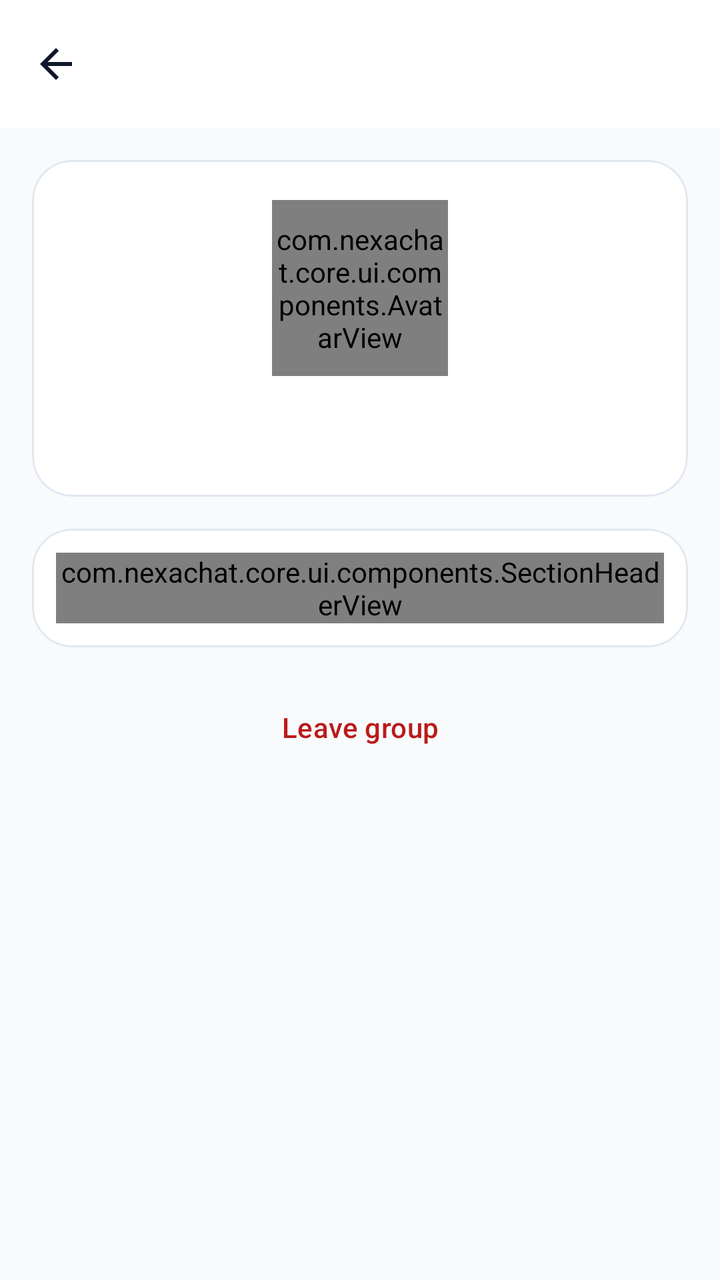
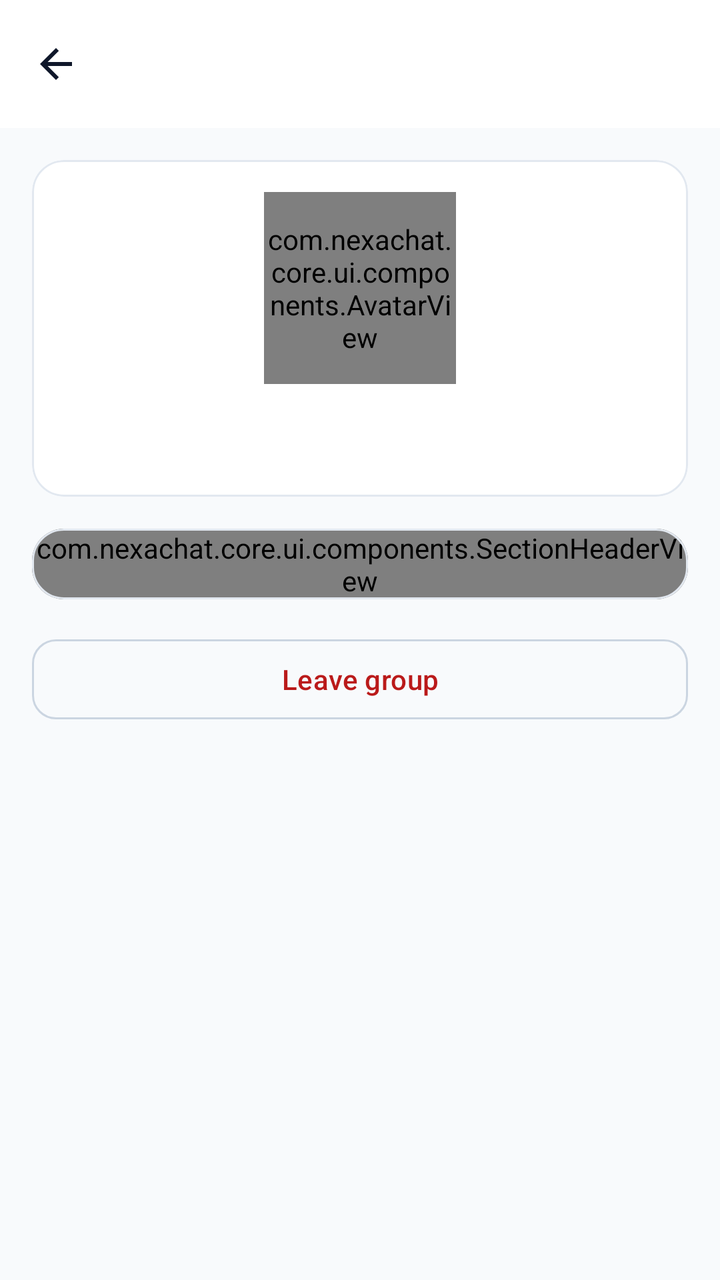

Compare the two renders of this Android layout. The source of the first and the diff that turns it into the second are given below.
<!-- AndroidManifest.xml: application theme Theme.NexaChat -->
<!-- res/layout/fragment_group_detail.xml -->
<?xml version="1.0" encoding="utf-8"?>
<androidx.coordinatorlayout.widget.CoordinatorLayout xmlns:android="http://schemas.android.com/apk/res/android"
    xmlns:app="http://schemas.android.com/apk/res-auto"
    xmlns:tools="http://schemas.android.com/tools"
    android:layout_width="match_parent"
    android:layout_height="match_parent"
    android:background="?android:attr/colorBackground">

    <com.google.android.material.appbar.AppBarLayout
        android:id="@+id/appBar"
        android:layout_width="match_parent"
        android:layout_height="wrap_content">

        <com.google.android.material.appbar.MaterialToolbar
            android:id="@+id/toolbar"
            android:layout_width="match_parent"
            android:layout_height="?attr/actionBarSize"
            android:background="?attr/colorSurface"
            app:navigationIcon="@drawable/ic_arrow_back"
            app:navigationContentDescription="@string/cd_back" />
    </com.google.android.material.appbar.AppBarLayout>

    <androidx.core.widget.NestedScrollView
        android:layout_width="match_parent"
        android:layout_height="match_parent"
        app:layout_behavior="@string/appbar_scrolling_view_behavior">

        <LinearLayout
            android:id="@+id/detailColumn"
            android:layout_width="match_parent"
            android:layout_height="wrap_content"
            android:gravity="center_horizontal"
            android:orientation="vertical"
            android:padding="@dimen/space_md">

            <com.google.android.material.card.MaterialCardView
                android:layout_width="match_parent"
                android:layout_height="wrap_content"
                app:cardCornerRadius="20dp"
                app:cardBackgroundColor="?attr/colorSurface"
                app:strokeColor="?attr/colorOutlineVariant"
                app:strokeWidth="1dp"
                app:cardElevation="0dp">

                <LinearLayout
                    android:layout_width="match_parent"
                    android:layout_height="wrap_content"
                    android:gravity="center_horizontal"
                    android:orientation="vertical"
                    android:padding="20dp">

                    <com.nexachat.core.ui.components.AvatarView
                        android:id="@+id/groupAvatar"
                        android:layout_width="88dp"
                        android:layout_height="88dp" />

                    <TextView
                        android:id="@+id/groupTitle"
                        android:layout_width="wrap_content"
                        android:layout_height="wrap_content"
                        android:layout_marginTop="@dimen/space_sm"
                        android:textAppearance="?attr/textAppearanceHeadlineSmall"
                        android:textStyle="bold" />
                </LinearLayout>
            </com.google.android.material.card.MaterialCardView>

            <com.google.android.material.card.MaterialCardView
                android:layout_width="match_parent"
                android:layout_height="wrap_content"
                android:layout_marginTop="@dimen/space_md"
                app:cardCornerRadius="20dp"
                app:cardBackgroundColor="?attr/colorSurface"
                app:strokeColor="?attr/colorOutlineVariant"
                app:strokeWidth="1dp"
                app:cardElevation="0dp">

                <LinearLayout
                    android:layout_width="match_parent"
                    android:layout_height="wrap_content"
                    android:orientation="vertical"
                    android:padding="12dp">

                    <com.nexachat.core.ui.components.SectionHeaderView
                        android:id="@+id/membersHeader"
                        android:layout_width="match_parent"
                        android:layout_height="wrap_content" />

                    <androidx.recyclerview.widget.RecyclerView
                        android:id="@+id/memberList"
                        android:layout_width="match_parent"
                        android:layout_height="wrap_content"
                        android:nestedScrollingEnabled="false" />

                    <com.google.android.material.button.MaterialButton
                        android:id="@+id/addMemberButton"
                        style="@style/Widget.Material3.Button.TextButton"
                        android:layout_width="match_parent"
                        android:layout_height="wrap_content"
                        android:layout_marginTop="@dimen/space_sm"
                        android:minHeight="@dimen/min_touch_target"
                        android:text="@string/action_add_member"
                        android:visibility="gone" />
                </LinearLayout>
            </com.google.android.material.card.MaterialCardView>

            <com.google.android.material.button.MaterialButton
                android:id="@+id/leaveGroupButton"
                style="@style/Widget.Material3.Button.TextButton"
                android:layout_width="match_parent"
                android:layout_height="wrap_content"
                android:layout_marginTop="@dimen/space_md"
                android:minHeight="@dimen/min_touch_target"
                android:text="@string/action_leave_group"
                android:textColor="?attr/colorError" />
        </LinearLayout>
    </androidx.core.widget.NestedScrollView>

    <com.nexachat.core.ui.components.LoadingStateView
        android:id="@+id/loadingState"
        android:layout_width="match_parent"
        android:layout_height="match_parent"
        android:visibility="gone" />

    <com.nexachat.core.ui.components.ErrorStateView
        android:id="@+id/errorState"
        android:layout_width="match_parent"
        android:layout_height="match_parent"
        android:visibility="gone" />

    <com.nexachat.core.ui.components.EmptyStateView
        android:id="@+id/emptyState"
        android:layout_width="match_parent"
        android:layout_height="match_parent"
        android:visibility="gone" />

</androidx.coordinatorlayout.widget.CoordinatorLayout>
<!-- resources referenced by this layout -->
<resources>
  <dimen name="min_touch_target">48dp</dimen>
  <dimen name="space_md">16dp</dimen>
  <dimen name="space_sm">8dp</dimen>
  <string name="action_add_member">Add member</string>
  <string name="action_leave_group">Leave group</string>
  <string name="cd_back">Back</string>
  <style name="Theme.NexaChat" parent="Theme.NexaChat.Views" />
  <color name="colorPrimary">@color/brand_indigo</color>
  <color name="colorOnPrimary">#FFFFFFFF</color>
  <color name="colorPrimaryContainer">@color/brand_indigo_container</color>
  <color name="colorOnPrimaryContainer">@color/brand_on_indigo_container</color>
  <color name="colorSecondary">@color/slate_secondary</color>
  <color name="colorOnSecondary">#FFFFFFFF</color>
  <color name="colorSecondaryContainer">@color/slate_secondary_container</color>
  <color name="colorOnSecondaryContainer">@color/slate_on_secondary_container</color>
  <color name="colorTertiary">@color/tertiary_sky</color>
  <color name="colorOnTertiary">#FF082F49</color>
  <color name="colorTertiaryContainer">@color/tertiary_sky_container</color>
  <color name="colorOnTertiaryContainer">@color/tertiary_on_sky_container</color>
  <color name="colorError">@color/error_red</color>
  <color name="colorOnError">#FFFFFFFF</color>
  <color name="colorErrorContainer">@color/error_container_light</color>
  <color name="colorOnErrorContainer">@color/on_error_container_light</color>
  <color name="colorBackground">@color/background_light</color>
  <color name="colorOnBackground">@color/text_primary_light</color>
  <color name="colorSurface">@color/surface_light</color>
  <color name="colorOnSurface">@color/text_primary_light</color>
  <color name="colorSurfaceVariant">@color/surface_variant_light</color>
  <color name="surface_container_low_light">#FFF8FAFC</color>
  <color name="surface_container_light">#FFF1F5F9</color>
  <color name="surface_container_high_light">#FFE2E8F0</color>
  <color name="colorOnSurfaceVariant">@color/text_secondary_light</color>
  <color name="colorOutline">@color/slate_border</color>
  <color name="colorOutlineVariant">@color/slate_divider</color>
  <style name="TextAppearance.NexaChat.BodyLarge" parent="TextAppearance.Material3.BodyLarge" />
  <style name="TextAppearance.NexaChat.BodySmall" parent="TextAppearance.Material3.BodySmall" />
  <style name="TextAppearance.NexaChat.LabelSmall" parent="TextAppearance.Material3.LabelSmall" />
  <color name="brand_indigo">#FF6D28D9</color>
  <color name="brand_indigo_container">#FFEDE9FE</color>
  <color name="brand_on_indigo_container">#FF2E1065</color>
  <color name="slate_secondary">#FF505F76</color>
  <color name="slate_secondary_container">#FFD0E1FB</color>
  <color name="slate_on_secondary_container">#FF1D283A</color>
  <color name="tertiary_sky">#FF0EA5E9</color>
  <color name="tertiary_sky_container">#FFBAE6FD</color>
  <color name="tertiary_on_sky_container">#FF075985</color>
  <color name="error_red">#FFBA1A1A</color>
  <color name="error_container_light">#FFFFDAD6</color>
  <color name="on_error_container_light">#FF93000A</color>
  <color name="background_light">#FFF8FAFC</color>
  <color name="text_primary_light">#FF0F172A</color>
  <color name="surface_light">#FFFFFFFF</color>
  <color name="surface_variant_light">#FFF1F5F9</color>
  <color name="text_secondary_light">#FF475569</color>
  <color name="slate_border">#FFCBD5E1</color>
  <color name="slate_divider">#FFE2E8F0</color>
  <dimen name="corner_sm">8dp</dimen>
  <dimen name="corner_md">12dp</dimen>
  <dimen name="corner_lg">16dp</dimen>
  <!-- unchanged entries left out for length: 15 -->
</resources>

<!-- the commit's change to res/layout/fragment_group_detail.xml (unified diff, before → after) -->
@@ -1,7 +1,6 @@
 <?xml version="1.0" encoding="utf-8"?>
 <androidx.coordinatorlayout.widget.CoordinatorLayout xmlns:android="http://schemas.android.com/apk/res/android"
     xmlns:app="http://schemas.android.com/apk/res-auto"
-    xmlns:tools="http://schemas.android.com/tools"
     android:layout_width="match_parent"
     android:layout_height="match_parent"
     android:background="?android:attr/colorBackground">
@@ -9,15 +8,16 @@
     <com.google.android.material.appbar.AppBarLayout
         android:id="@+id/appBar"
         android:layout_width="match_parent"
-        android:layout_height="wrap_content">
+        android:layout_height="wrap_content"
+        android:background="?attr/colorSurface">
 
         <com.google.android.material.appbar.MaterialToolbar
             android:id="@+id/toolbar"
             android:layout_width="match_parent"
             android:layout_height="?attr/actionBarSize"
             android:background="?attr/colorSurface"
-            app:navigationIcon="@drawable/ic_arrow_back"
-            app:navigationContentDescription="@string/cd_back" />
+            app:navigationContentDescription="@string/cd_back"
+            app:navigationIcon="@drawable/ic_arrow_back" />
     </com.google.android.material.appbar.AppBarLayout>
 
     <androidx.core.widget.NestedScrollView
@@ -29,30 +29,31 @@
             android:id="@+id/detailColumn"
             android:layout_width="match_parent"
             android:layout_height="wrap_content"
-            android:gravity="center_horizontal"
             android:orientation="vertical"
-            android:padding="@dimen/space_md">
+            android:paddingHorizontal="@dimen/space_md"
+            android:paddingBottom="@dimen/space_md">
 
             <com.google.android.material.card.MaterialCardView
                 android:layout_width="match_parent"
                 android:layout_height="wrap_content"
-                app:cardCornerRadius="20dp"
+                android:layout_marginTop="@dimen/space_md"
                 app:cardBackgroundColor="?attr/colorSurface"
+                app:cardCornerRadius="16dp"
+                app:cardElevation="0dp"
                 app:strokeColor="?attr/colorOutlineVariant"
-                app:strokeWidth="1dp"
-                app:cardElevation="0dp">
+                app:strokeWidth="1dp">
 
                 <LinearLayout
                     android:layout_width="match_parent"
                     android:layout_height="wrap_content"
                     android:gravity="center_horizontal"
                     android:orientation="vertical"
-                    android:padding="20dp">
+                    android:padding="16dp">
 
                     <com.nexachat.core.ui.components.AvatarView
                         android:id="@+id/groupAvatar"
-                        android:layout_width="88dp"
-                        android:layout_height="88dp" />
+                        android:layout_width="96dp"
+                        android:layout_height="96dp" />
 
                     <TextView
                         android:id="@+id/groupTitle"
@@ -60,6 +61,7 @@
                         android:layout_height="wrap_content"
                         android:layout_marginTop="@dimen/space_sm"
                         android:textAppearance="?attr/textAppearanceHeadlineSmall"
+                        android:textColor="?attr/colorOnSurface"
                         android:textStyle="bold" />
                 </LinearLayout>
             </com.google.android.material.card.MaterialCardView>
@@ -68,17 +70,16 @@
                 android:layout_width="match_parent"
                 android:layout_height="wrap_content"
                 android:layout_marginTop="@dimen/space_md"
-                app:cardCornerRadius="20dp"
                 app:cardBackgroundColor="?attr/colorSurface"
+                app:cardCornerRadius="16dp"
+                app:cardElevation="0dp"
                 app:strokeColor="?attr/colorOutlineVariant"
-                app:strokeWidth="1dp"
-                app:cardElevation="0dp">
+                app:strokeWidth="1dp">
 
                 <LinearLayout
                     android:layout_width="match_parent"
                     android:layout_height="wrap_content"
-                    android:orientation="vertical"
-                    android:padding="12dp">
+                    android:orientation="vertical">
 
                     <com.nexachat.core.ui.components.SectionHeaderView
                         android:id="@+id/membersHeader"
@@ -93,25 +94,31 @@
 
                     <com.google.android.material.button.MaterialButton
                         android:id="@+id/addMemberButton"
-                        style="@style/Widget.Material3.Button.TextButton"
+                        style="?attr/materialButtonOutlinedStyle"
                         android:layout_width="match_parent"
                         android:layout_height="wrap_content"
-                        android:layout_marginTop="@dimen/space_sm"
+                        android:layout_marginHorizontal="@dimen/space_md"
+                        android:layout_marginTop="@dimen/space_xs"
+                        android:layout_marginBottom="@dimen/space_sm"
                         android:minHeight="@dimen/min_touch_target"
                         android:text="@string/action_add_member"
-                        android:visibility="gone" />
+                        android:visibility="gone"
+                        app:cornerRadius="12dp"
+                        app:icon="@drawable/ic_add"
+                        app:iconGravity="textStart" />
                 </LinearLayout>
             </com.google.android.material.card.MaterialCardView>
 
             <com.google.android.material.button.MaterialButton
                 android:id="@+id/leaveGroupButton"
-                style="@style/Widget.Material3.Button.TextButton"
+                style="?attr/materialButtonOutlinedStyle"
                 android:layout_width="match_parent"
                 android:layout_height="wrap_content"
                 android:layout_marginTop="@dimen/space_md"
                 android:minHeight="@dimen/min_touch_target"
                 android:text="@string/action_leave_group"
-                android:textColor="?attr/colorError" />
+                android:textColor="?attr/colorError"
+                app:cornerRadius="12dp" />
         </LinearLayout>
     </androidx.core.widget.NestedScrollView>
 
<!-- resource entries referenced after the edit -->
@@ -3,6 +3,16 @@
   <dimen name="min_touch_target">48dp</dimen>
   <dimen name="space_md">16dp</dimen>
   <dimen name="space_sm">8dp</dimen>
+  <dimen name="space_xs">4dp</dimen>
+  <!-- drawable ic_add (drawable) -->
+  <?xml version="1.0" encoding="utf-8"?>
+  <vector xmlns:android="http://schemas.android.com/apk/res/android"
+      android:width="24dp"
+      android:height="24dp"
+      android:viewportWidth="24"
+      android:viewportHeight="24">
+      <path android:fillColor="@android:color/white" android:pathData="M19,13h-6v6h-2v-6H5v-2h6V5h2v6h6v2z"/>
+  </vector>
   <string name="action_add_member">Add member</string>
   <string name="action_leave_group">Leave group</string>
   <string name="cd_back">Back</string>
